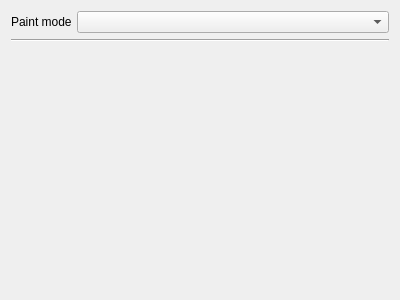
This is src/widgets/rgbparade_ui.ui in KDE/kdenlive as Qt 5 draws it before an edit. The edited form follows.
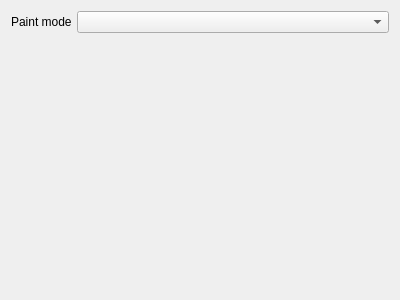
This is the edited form.

What changed in the file:
```diff
--- a/src/widgets/rgbparade_ui.ui
+++ b/src/widgets/rgbparade_ui.ui
@@ -34,7 +34,7 @@
      </property>
     </widget>
    </item>
-   <item row="2" column="1">
+   <item row="1" column="1">
     <spacer name="verticalSpacer">
      <property name="orientation">
       <enum>Qt::Vertical</enum>
@@ -47,13 +47,6 @@
      </property>
     </spacer>
    </item>
-   <item row="1" column="0" colspan="2">
-    <widget class="Line" name="line">
-     <property name="orientation">
-      <enum>Qt::Horizontal</enum>
-     </property>
-    </widget>
-   </item>
   </layout>
  </widget>
  <resources/>
```
